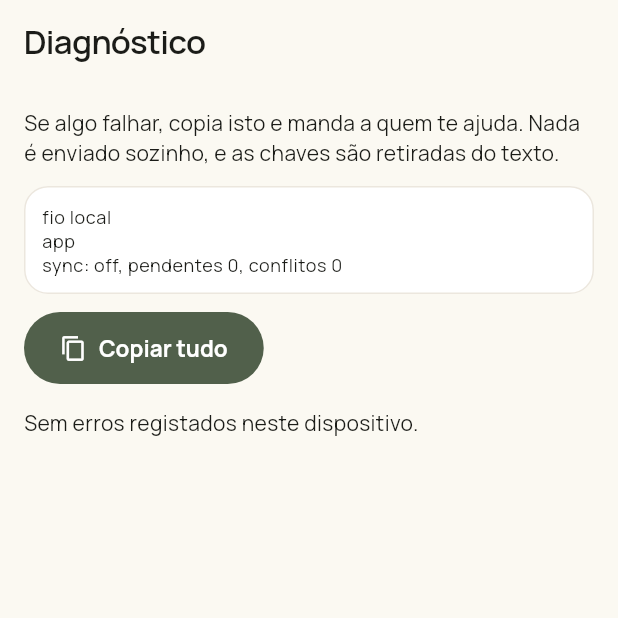
After one commit to rafaelfaria1323/guarda-roupa, a Flutter app: the DiagnosticsScreen screen opened by its route, on a phone screen of 412 x 824 dp, the top half of it. The commit adds this screen. Run offline on Flutter 3.47's test engine with Material 3 defaults, Android fonts, the phone set to English and light mode, and no system bars; our stand-ins replace camera, flutter_riverpod, go_router, image_picker, supabase_flutter, web; missing offline and left inert: dart:js_interop, file_saver, file_selector, flutter_onnxruntime, powersync, sqlite3 and 1 more; accounts and stored records are empty; generated files the repository leaves out were written again.

Commit message:
Definições › Diagnóstico: versão, sincronização e últimos erros (#121)
A app não tem serviço de erros, por isso uma falha no telemóvel só se
conhecia por descrição. O ecrã novo mostra a versão publicada, o estado
da sincronização e os últimos 40 erros que o Flutter apanhou, com
"Copiar tudo" para os mandar a quem ajuda. Nada é enviado sozinho, e o
que tem cara de chave é retirado do texto.


Claude-Session: https://claude.ai/code/session_017ELjn5Th7NR7rhmwWgdzU5

Co-authored-by: Claude <noreply@anthropic.com>

```diff
--- /dev/null
+++ b/lib/core/diagnostics/diagnostics_log.dart
@@ -0,0 +1,144 @@
+import 'dart:convert';
+
+import 'package:flutter/foundation.dart';
+
+import 'diagnostics_store_io.dart'
+    if (dart.library.js_interop) 'diagnostics_store_web.dart';
+
+/// Um erro que a app apanhou, para o ecrã Diagnóstico.
+@immutable
+final class DiagnosticsEntry {
+  const DiagnosticsEntry({
+    required this.at,
+    required this.where,
+    required this.message,
+  });
+
+  final DateTime at;
+
+  /// Onde aconteceu ("ecrã", "fundo" ou o nome que quem regista der).
+  final String where;
+  final String message;
+
+  Map<String, Object?> toJson() => {
+    'at': at.toUtc().toIso8601String(),
+    'where': where,
+    'message': message,
+  };
+
+  static DiagnosticsEntry? fromJson(Object? json) {
+    if (json is! Map) return null;
+    final at = DateTime.tryParse('${json['at']}');
+    final where = json['where'];
+    final message = json['message'];
+    if (at == null || where is! String || message is! String) return null;
+    return DiagnosticsEntry(at: at, where: where, message: message);
+  }
+}
+
+/// Os últimos erros deste dispositivo, para o utilizador os copiar em
+/// Definições › Diagnóstico. Nada sai do aparelho sozinho: não há serviço
+/// de erros. Na Web ficam no `localStorage` (sobrevivem a recarregar a
+/// página); nas outras plataformas só em memória.
+///
+/// O texto é encurtado e limpo de coisas com cara de chave
+/// ([DiagnosticsLog.redact]).
+final class DiagnosticsLog extends ChangeNotifier {
+  DiagnosticsLog({DiagnosticsStore? store, DateTime Function()? now})
+    : _store = store ?? platformDiagnosticsStore(),
+      _now = now ?? DateTime.now {
+    try {
+      final saved = jsonDecode(_store.read() ?? '[]');
+      if (saved is List) {
+        _entries.addAll(saved.map(DiagnosticsEntry.fromJson).nonNulls);
+      }
+    } on Object {
+      // O que estava guardado não se lê: começa vazio.
+    }
+  }
+
+  /// O registo da app, criado antes dos providers para apanhar os erros
+  /// de arranque.
+  static final instance = DiagnosticsLog();
+
+  static const maxEntries = 40;
+  static const maxMessage = 400;
+
+  final DiagnosticsStore _store;
+  final DateTime Function() _now;
+  final _entries = <DiagnosticsEntry>[];
+
+  /// Do mais recente para o mais antigo.
+  List<DiagnosticsEntry> get entries => _entries.reversed.toList();
+
+  void record(String where, Object error, [StackTrace? stack]) {
+    final frames = stack == null
+        ? const <String>[]
+        : stack
+              .toString()
+              .split('\n')
+              .where((l) => l.trim().isNotEmpty)
+              .take(3);
+    var message = redact([error.toString(), ...frames].join('\n'));
+    if (message.length > maxMessage) {
+      message = '${message.substring(0, maxMessage - 1)}…';
+    }
+    // O mesmo erro em ciclo (um ecrã que falha a cada frame) conta uma vez.
+    if (_entries.isNotEmpty &&
+        _entries.last.where == where &&
+        _entries.last.message == message) {
+      return;
+    }
+    _entries.add(DiagnosticsEntry(at: _now(), where: where, message: message));
+    if (_entries.length > maxEntries) {
+      _entries.removeRange(0, _entries.length - maxEntries);
+    }
+    _save();
+    notifyListeners();
+  }
+
+  void clear() {
+    _entries.clear();
+    _save();
+    notifyListeners();
+  }
+
+  void _save() {
+    try {
+      _store.write(jsonEncode([for (final e in _entries) e.toJson()]));
+    } on Object {
+      // Sem espaço ou sem acesso: fica só em memória.
+    }
+  }
+
+  /// Tira o que tem cara de chave ou de sessão: JWT, chaves do Supabase e
+  /// do atalho, e os valores de `token`, `apikey` e `key` nos links.
+  static String redact(String text) => text
+      .replaceAll(
+        RegExp(r'eyJ[A-Za-z0-9_-]{8,}\.[A-Za-z0-9_-]+(\.[A-Za-z0-9_-]+)?'),
+        '[jwt]',
+      )
+      .replaceAll(
+        RegExp(r'\bsb_(secret|publishable)_[A-Za-z0-9_-]+'),
+        '[chave]',
+      )
+      .replaceAll(RegExp(r'\bfio_[0-9a-f]{16,}'), '[chave]')
+      .replaceAllMapped(
+        RegExp(r'\b(token|apikey|key|access_token|refresh_token)=[^&\s]+'),
+        (m) => '${m[1]}=[…]',
+      )
+      .replaceAllMapped(
+        RegExp(r'(Bearer|bearer) [A-Za-z0-9._-]+'),
+        (m) => '${m[1]} [...]',
+      );
+
+  /// O texto para copiar: o cabeçalho e os erros, do mais recente ao mais
+  /// antigo.
+  String report(List<String> header) => [
+    ...header,
+    '',
+    if (_entries.isEmpty) '(sem erros registados)',
+    for (final e in entries)
+      '${e.at.toUtc().toIso8601String()} [${e.where}] ${e.message}',
+  ].join('\n');
+}
--- /dev/null
+++ b/lib/core/diagnostics/diagnostics_screen.dart
@@ -0,0 +1,128 @@
+import 'package:flutter/material.dart';
+import 'package:flutter/services.dart';
+import 'package:flutter_riverpod/flutter_riverpod.dart';
+
+import '../../features/account_sync/application/providers.dart';
+import '../../l10n/app_localizations.dart';
+import 'diagnostics_log.dart';
+import 'diagnostics_store_io.dart'
+    if (dart.library.js_interop) 'diagnostics_store_web.dart';
+
+/// A versão publicada (o commit), posta na build por `tool/web/build_pwa.sh`.
+const buildId = String.fromEnvironment('BUILD_ID', defaultValue: 'local');
+
+final diagnosticsLogProvider = Provider<DiagnosticsLog>(
+  (ref) => DiagnosticsLog.instance,
+);
+
+/// Definições › Diagnóstico: a versão, o estado da sincronização e os
+/// últimos erros, para copiar e mandar a quem ajuda. Nada é enviado
+/// sozinho.
+class DiagnosticsScreen extends ConsumerWidget {
+  const DiagnosticsScreen({super.key});
+
+  @override
+  Widget build(BuildContext context, WidgetRef ref) {
+    final l10n = AppLocalizations.of(context);
+    final log = ref.watch(diagnosticsLogProvider);
+    final sync = ref.watch(syncSummaryProvider);
+    final header = [
+      'fio $buildId',
+      platformDescription(),
+      'sync: ${[if (!sync.configured) 'off' else if (sync.connected) 'on' else 'offline', 'pendentes ${sync.pendingOperations}', 'conflitos ${sync.conflicts}', if (sync.lastSyncedAt case final at?) 'última ${at.toUtc().toIso8601String()}', if (sync.error case final e?) 'erro ${DiagnosticsLog.redact('$e')}'].join(', ')}',
+    ];
+
+    return ListenableBuilder(
+      listenable: log,
+      builder: (context, _) => _body(context, l10n, log, header),
+    );
+  }
+
+  Widget _body(
+    BuildContext context,
+    AppLocalizations l10n,
+    DiagnosticsLog log,
+    List<String> header,
+  ) {
+    final theme = Theme.of(context);
+    final entries = log.entries;
+    return Scaffold(
+      appBar: AppBar(title: Text(l10n.diagnosticsTitle)),
+      body: ListView(
+        padding: const EdgeInsets.all(16),
+        children: [
+          Text(l10n.diagnosticsIntro, style: theme.textTheme.bodyMedium),
+          const SizedBox(height: 12),
+          Card(
+            child: Padding(
+              padding: const EdgeInsets.all(12),
+              child: SelectableText(
+                header.join('\n'),
+                key: const Key('diagnostics-header'),
+                style: theme.textTheme.bodySmall,
+              ),
+            ),
+          ),
+          const SizedBox(height: 12),
+          Wrap(
+            spacing: 8,
+            runSpacing: 8,
+            children: [
+              FilledButton.icon(
+                key: const Key('diagnostics-copy'),
+                onPressed: () async {
+                  final messenger = ScaffoldMessenger.of(context);
+                  await Clipboard.setData(
+                    ClipboardData(text: log.report(header)),
+                  );
+                  messenger.showSnackBar(
+                    SnackBar(content: Text(l10n.diagnosticsCopied)),
+                  );
+                },
+                icon: const Icon(Icons.copy),
+                label: Text(l10n.diagnosticsCopy),
+              ),
+              if (entries.isNotEmpty)
+                OutlinedButton.icon(
+                  key: const Key('diagnostics-clear'),
+                  onPressed: log.clear,
+                  icon: const Icon(Icons.delete_outline),
+                  label: Text(l10n.diagnosticsClear),
+                ),
+            ],
+          ),
+          const SizedBox(height: 16),
+          if (entries.isEmpty)
+            Text(
+              l10n.diagnosticsEmpty,
+              key: const Key('diagnostics-empty'),
+              style: theme.textTheme.bodyMedium,
+            )
+          else
+            for (final (i, e) in entries.indexed)
+              Card(
+                key: Key('diagnostics-entry-$i'),
+                child: Padding(
+                  padding: const EdgeInsets.all(12),
+                  child: Column(
+                    crossAxisAlignment: CrossAxisAlignment.start,
+                    children: [
+                      Text(
+                        '${MaterialLocalizations.of(context).formatShortDate(e.at.toLocal())} '
+                        '${TimeOfDay.fromDateTime(e.at.toLocal()).format(context)} · ${e.where}',
+                        style: theme.textTheme.labelMedium,
+                      ),
+                      const SizedBox(height: 4),
+                      SelectableText(
+                        e.message,
+                        style: theme.textTheme.bodySmall,
+                      ),
+                    ],
+                  ),
+                ),
+              ),
+        ],
+      ),
+    );
+  }
+}
--- /dev/null
+++ b/lib/core/diagnostics/diagnostics_store_io.dart
@@ -0,0 +1,8 @@
+import 'diagnostics_store.dart';
+
+export 'diagnostics_store.dart';
+
+DiagnosticsStore platformDiagnosticsStore() => MemoryDiagnosticsStore();
+
+/// O browser e o sistema, para o cabeçalho do relatório.
+String platformDescription() => 'app';
--- a/lib/l10n/app_pt.arb
+++ b/lib/l10n/app_pt.arb
@@ -2031,5 +2031,12 @@
         "type": "int"
       }
     }
-  }
+  },
+  "diagnosticsTitle": "Diagnóstico",
+  "diagnosticsSubtitle": "Versão e últimos erros, para copiar",
+  "diagnosticsIntro": "Se algo falhar, copia isto e manda a quem te ajuda. Nada é enviado sozinho, e as chaves são retiradas do texto.",
+  "diagnosticsCopy": "Copiar tudo",
+  "diagnosticsCopied": "Diagnóstico copiado.",
+  "diagnosticsClear": "Limpar erros",
+  "diagnosticsEmpty": "Sem erros registados neste dispositivo."
 }
```
Also changed, not shown: lib/app/router.dart (+7 -0 lines), lib/core/diagnostics/diagnostics_store.dart (added, +16 -0 lines), lib/core/diagnostics/diagnostics_store_web.dart (added, +26 -0 lines), lib/features/account_sync/presentation/settings_screen.dart (+11 -1 lines), lib/main.dart (+14 -0 lines), 3 other files.
